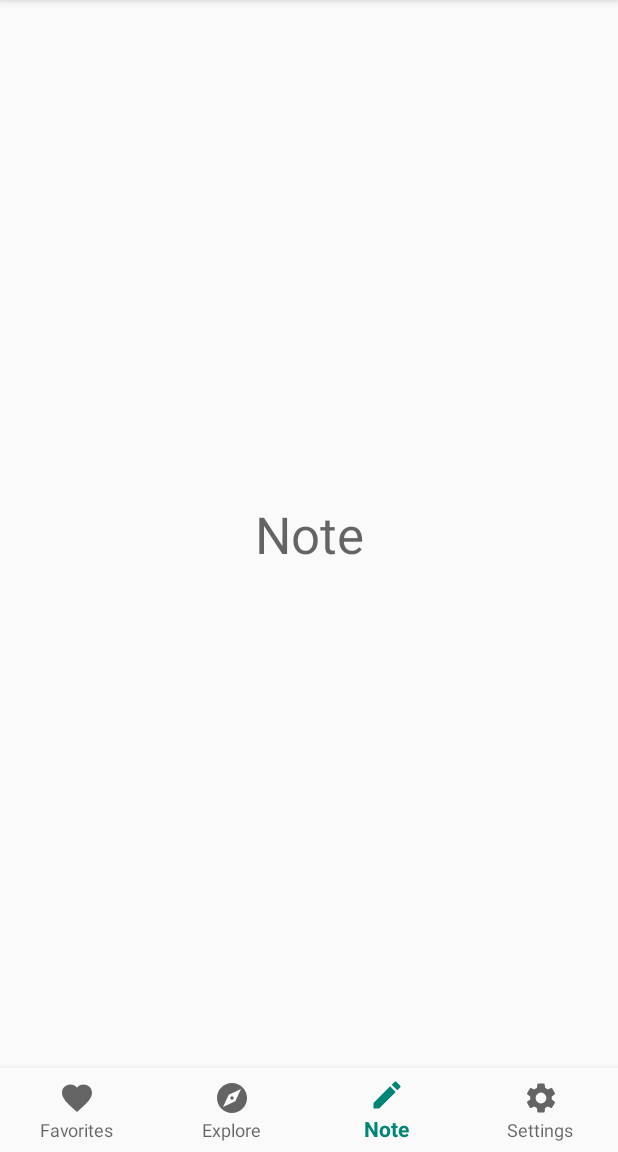
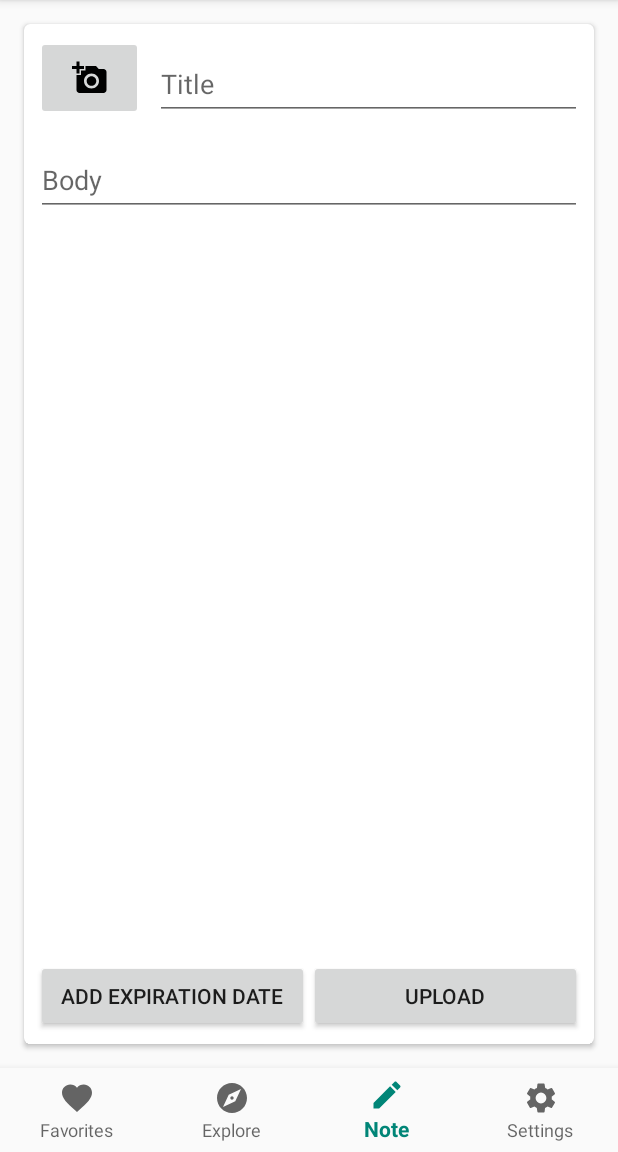
Before and after one commit to tamaramicevic/Invisible-Ink, an Android app: the screen it shows after launch (NavigationActivity), item 3 of the bottom bar chosen, on a phone screen of 412 x 824 dp, the part 84-1236 px from its top. Run offline under Robolectric (Android 15) with nearby library versions, the phone set to English and light mode, and no system bars; our stand-ins replace Dagger/Hilt's generated code; 2 statements that could not run were skipped.

Commit message:
Added basic UI for note tab

```diff
--- a/client/app/build.gradle
+++ b/client/app/build.gradle
@@ -27,6 +27,7 @@ def dagger_version = "2.25.2"
 def retrofit_version = "2.7.1"
 def gson_version = "2.8.6"
 def ok_http_version = "4.3.1"
+def joda_version = "2.10.5"
 
 dependencies {
     implementation fileTree(dir: 'libs', include: ['*.jar'])
@@ -52,4 +53,7 @@ dependencies {
 
     // OkHttp
     implementation "com.squareup.okhttp3:okhttp:$ok_http_version"
+
+    // Joda-Time
+    implementation "joda-time:joda-time:$joda_version"
 }
--- a/client/app/src/main/java/com/invisibleink/explore/ExploreFragment.kt
+++ b/client/app/src/main/java/com/invisibleink/explore/ExploreFragment.kt
@@ -8,6 +8,7 @@ import android.view.ViewGroup
 import androidx.fragment.app.Fragment
 import com.invisibleink.R
 import com.invisibleink.architecture.ViewProvider
+import com.invisibleink.extensions.findViewOrThrow
 import com.invisibleink.injection.InvisibleInkApplication
 import javax.inject.Inject
 
@@ -17,7 +18,7 @@ class ExploreFragment : Fragment(), ViewProvider {
     lateinit var presenter: ExplorePresenter
     private lateinit var viewDelegate: ExploreViewDelegate
 
-    override fun <T : View> findViewById(id: Int): T = findViewById(id)
+    override fun <T : View> findViewById(id: Int): T = findViewOrThrow(id)
 
     override fun onCreateView(
         inflater: LayoutInflater,
--- /dev/null
+++ b/client/app/src/main/java/com/invisibleink/extensions/AndroidExtensions.kt
@@ -0,0 +1,15 @@
+package com.invisibleink.extensions
+
+import android.view.View
+import androidx.annotation.IdRes
+import androidx.fragment.app.Fragment
+import com.invisibleink.architecture.ViewProvider
+
+/**
+ * Extension function for implementing the [ViewProvider] interface in fragments.
+ */
+fun <T : View> Fragment.findViewOrThrow(@IdRes id: Int): T {
+    val validView = view ?: throw IllegalStateException(
+        "View must be instantiated before calling findViewById")
+    return validView.findViewById(id) ?: throw IllegalStateException()
+}
--- a/client/app/src/main/java/com/invisibleink/note/NoteFragment.kt
+++ b/client/app/src/main/java/com/invisibleink/note/NoteFragment.kt
@@ -8,6 +8,7 @@ import android.view.ViewGroup
 import androidx.fragment.app.Fragment
 import com.invisibleink.R
 import com.invisibleink.architecture.ViewProvider
+import com.invisibleink.extensions.findViewOrThrow
 import com.invisibleink.injection.InvisibleInkApplication
 import javax.inject.Inject
 
@@ -17,7 +18,7 @@ class NoteFragment : Fragment(), ViewProvider {
     lateinit var presenter: NotePresenter
     private lateinit var viewDelegate: NoteViewDelegate
 
-    override fun <T : View> findViewById(id: Int): T = findViewById(id)
+    override fun <T : View> findViewById(id: Int): T = findViewOrThrow(id)
 
     override fun onCreateView(
         inflater: LayoutInflater,
--- a/client/app/src/main/java/com/invisibleink/note/NotePresenter.kt
+++ b/client/app/src/main/java/com/invisibleink/note/NotePresenter.kt
@@ -5,7 +5,13 @@ import javax.inject.Inject
 
 class NotePresenter @Inject constructor() :
     BasePresenter<NoteViewState, NoteViewEvent, NoteDestination>() {
-    override fun onEvent(viewEvent: NoteViewEvent): Unit? {
-        TODO("not implemented") //To change body of created functions use File | Settings | File Templates.
+    override fun onEvent(viewEvent: NoteViewEvent): Unit? = when (viewEvent) {
+        is NoteViewEvent.Upload -> uploadNote(viewEvent.note)
     }
+
+    override fun onAttach() {
+        pushState(NoteViewState.Empty)
+    }
+
+    private fun uploadNote(note: Note) = Unit // TODO: Validate and then upload
 }
--- a/client/app/src/main/java/com/invisibleink/note/NoteViewDelegate.kt
+++ b/client/app/src/main/java/com/invisibleink/note/NoteViewDelegate.kt
@@ -1,11 +1,49 @@
 package com.invisibleink.note
 
+import android.widget.Button
+import android.widget.EditText
+import android.widget.ImageButton
+import androidx.annotation.StringRes
+import com.invisibleink.R
 import com.invisibleink.architecture.BaseViewDelegate
 import com.invisibleink.architecture.ViewProvider
+import kotlinx.android.synthetic.main.fragment_note.view.*
 
 class NoteViewDelegate(viewProvider: ViewProvider) :
     BaseViewDelegate<NoteViewState, NoteViewEvent, NoteDestination>(viewProvider) {
-    override fun render(viewState: NoteViewState): Unit? {
-        TODO("not implemented") //To change body of created functions use File | Settings | File Templates.
+
+    private val title: EditText = viewProvider.findViewById(R.id.title)
+    private val body: EditText = viewProvider.findViewById(R.id.body)
+    private val addPhotoButton: ImageButton = viewProvider.findViewById(R.id.addPhoto)
+    private val uploadButton: Button = viewProvider.findViewById(R.id.uploadButton)
+    private val expirationButton: Button = viewProvider.findViewById(R.id.expirationButton)
+
+    init {
+        uploadButton.setOnClickListener { pushEvent(NoteViewEvent.Upload(composeNote())) }
+        expirationButton.setOnClickListener { showDatePicker() }
+        addPhotoButton.setOnClickListener { showAddPhoto() }
     }
+
+    override fun render(viewState: NoteViewState): Unit? = when (viewState) {
+        is NoteViewState.Empty -> clearNoteContent()
+        is NoteViewState.Draft -> showDraftContent(viewState.draft)
+        is NoteViewState.InvalidNote -> showErrorMessage(viewState.message)
+        is NoteViewState.UploadError -> showErrorMessage(viewState.message)
+        is NoteViewState.UploadSuccess -> showSuccessMessage(viewState.message)
+    }
+
+    private fun clearNoteContent() = Unit // TODO: Ensure all the note fields are cleared
+
+    private fun showDraftContent(note: Note) = Unit // TODO: Update all the fields for the draft
+
+    private fun showErrorMessage(@StringRes message: Int) = Unit // TODO: Display the message
+
+    private fun showSuccessMessage(@StringRes message: Int) = Unit // TODO: Display the message
+
+    private fun showDatePicker() = Unit // TODO: Display a date picker
+
+    private fun showAddPhoto() = Unit // TODO: Display with an intent chooser
+
+    private fun composeNote(): Note = Note(title.text.toString(), body.text.toString())
+
 }
--- /dev/null
+++ b/client/app/src/main/res/drawable/ic_add_a_photo_black_24dp.xml
@@ -0,0 +1,9 @@
+<vector xmlns:android="http://schemas.android.com/apk/res/android"
+        android:width="24dp"
+        android:height="24dp"
+        android:viewportWidth="24.0"
+        android:viewportHeight="24.0">
+    <path
+        android:fillColor="#FF000000"
+        android:pathData="M3,4L3,1h2v3h3v2L5,6v3L3,9L3,6L0,6L0,4h3zM6,10L6,7h3L9,4h7l1.83,2L21,6c1.1,0 2,0.9 2,2v12c0,1.1 -0.9,2 -2,2L5,22c-1.1,0 -2,-0.9 -2,-2L3,10h3zM13,19c2.76,0 5,-2.24 5,-5s-2.24,-5 -5,-5 -5,2.24 -5,5 2.24,5 5,5zM9.8,14c0,1.77 1.43,3.2 3.2,3.2s3.2,-1.43 3.2,-3.2 -1.43,-3.2 -3.2,-3.2 -3.2,1.43 -3.2,3.2z"/>
+</vector>
--- a/client/app/src/main/res/layout/fragment_note.xml
+++ b/client/app/src/main/res/layout/fragment_note.xml
@@ -1,18 +1,105 @@
 <?xml version="1.0" encoding="utf-8"?>
-<androidx.constraintlayout.widget.ConstraintLayout xmlns:android="http://schemas.android.com/apk/res/android"
+<androidx.cardview.widget.CardView xmlns:android="http://schemas.android.com/apk/res/android"
     xmlns:app="http://schemas.android.com/apk/res-auto"
     android:layout_width="match_parent"
-    android:layout_height="match_parent">
+    android:layout_height="match_parent"
+    android:layout_margin="@dimen/spacing_l"
+    app:cardCornerRadius="@dimen/spacing_xs">
 
-    <TextView
-        android:id="@+id/noteTextView"
+    <androidx.constraintlayout.widget.ConstraintLayout
+        android:layout_width="match_parent"
+        android:layout_height="match_parent"
+        android:layout_margin="@dimen/spacing_s">
+
+        <ImageButton
+            android:id="@+id/addPhoto"
+            android:layout_width="0dp"
+            android:layout_height="0dp"
+            android:padding="@dimen/spacing_s"
+            android:scaleType="centerInside"
+            android:src="@drawable/ic_add_a_photo_black_24dp"
+            app:layout_constraintBottom_toBottomOf="@id/titleLayout"
+            app:layout_constraintEnd_toStartOf="@id/titleLayout"
+            app:layout_constraintHorizontal_weight="0.2"
+            app:layout_constraintStart_toStartOf="parent"
+            app:layout_constraintTop_toTopOf="@id/titleLayout" />
+
+        <com.google.android.material.textfield.TextInputLayout
+            android:id="@+id/titleLayout"
+            android:layout_width="0dp"
+            android:layout_height="wrap_content"
+            app:layout_constrainedHeight="true"
+            android:layout_marginStart="@dimen/spacing_s"
+            android:hint="@string/title_hint"
+            app:layout_constraintEnd_toEndOf="parent"
+            app:layout_constraintHorizontal_weight="0.8"
+            app:layout_constraintStart_toEndOf="@id/addPhoto"
+            app:layout_constraintTop_toTopOf="parent">
+
+            <com.google.android.material.textfield.TextInputEditText
+                android:id="@+id/title"
+                android:layout_width="match_parent"
+                android:layout_height="wrap_content"
+                android:ellipsize="end"
+                android:singleLine="true" />
+
+        </com.google.android.material.textfield.TextInputLayout>
+
+        <androidx.constraintlayout.widget.Barrier
+            android:id="@+id/titleRowContent"
             android:layout_width="wrap_content"
             android:layout_height="wrap_content"
-        android:text="@string/note_content"
-        android:textAppearance="@android:style/TextAppearance.Material.Display1"
+            app:barrierDirection="bottom"
+            app:constraint_referenced_ids="addPhoto,titleLayout" />
+
+        <com.google.android.material.textfield.TextInputLayout
+            android:id="@+id/bodyLayout"
+            android:layout_width="match_parent"
+            android:layout_height="0dp"
+            android:layout_marginTop="@dimen/spacing_s"
+            android:hint="@string/body_hint"
+            app:layout_constraintBottom_toTopOf="@id/buttonRow"
+            app:layout_constraintEnd_toEndOf="parent"
+            app:layout_constraintStart_toStartOf="parent"
+            app:layout_constraintTop_toBottomOf="@id/titleRowContent"
+            app:layout_constraintVertical_bias="0.0">
+
+            <com.google.android.material.textfield.TextInputEditText
+                android:id="@+id/body"
+                android:layout_width="match_parent"
+                android:layout_height="wrap_content"
+                android:ellipsize="start" />
+
+        </com.google.android.material.textfield.TextInputLayout>
+
+        <LinearLayout
+            android:id="@+id/buttonRow"
+            android:layout_width="match_parent"
+            android:layout_height="wrap_content"
+            app:layout_constrainedHeight="true"
+            android:layout_marginTop="@dimen/spacing_l"
+            android:orientation="horizontal"
             app:layout_constraintBottom_toBottomOf="parent"
             app:layout_constraintEnd_toEndOf="parent"
             app:layout_constraintStart_toStartOf="parent"
-        app:layout_constraintTop_toTopOf="parent" />
+            app:layout_constraintVertical_bias="1.0">
+
+            <Button
+                android:id="@+id/expirationButton"
+                android:layout_width="0dp"
+                android:layout_height="wrap_content"
+                android:layout_weight="1"
+                android:text="@string/expiration_date_default" />
+
+            <Button
+                android:id="@+id/uploadButton"
+                android:layout_width="0dp"
+                android:layout_height="wrap_content"
+                android:layout_weight="1"
+                android:text="@string/upload" />
+
+        </LinearLayout>
 
     </androidx.constraintlayout.widget.ConstraintLayout>
+
+</androidx.cardview.widget.CardView>
--- /dev/null
+++ b/client/app/src/main/res/values/dimens.xml
@@ -0,0 +1,9 @@
+<?xml version="1.0" encoding="utf-8"?>
+<resources>
+    <!-- Base dimensions -->
+    <dimen name="spacing_xs">4dp</dimen>
+    <dimen name="spacing_s">8dp</dimen>
+    <dimen name="spacing_m">12dp</dimen>
+    <dimen name="spacing_l">16dp</dimen>
+    <dimen name="spacing_xl">20dp</dimen>
+</resources>
--- a/client/app/src/main/res/values/strings.xml
+++ b/client/app/src/main/res/values/strings.xml
@@ -7,4 +7,11 @@
     <string name="note_content">Note</string>
     <string name="settings_content">Settings</string>
 
+    <!-- Note Tab -->
+    <string name="upload">Upload</string>
+    <string name="title_hint">Title</string>
+    <string name="body_hint">Body</string>
+    <string name="expiration_date_default">Add Expiration Date</string>
+    <string name="expiration_date_format">Expires on %s</string>
+
 </resources>
```
Also changed, not shown: client/app/src/main/java/com/invisibleink/note/NoteModels.kt (+20 -2 lines), client/app/src/main/res/values/colors.xml (+13 -0 lines). Lines whose indentation alone changed are shown as unchanged.
